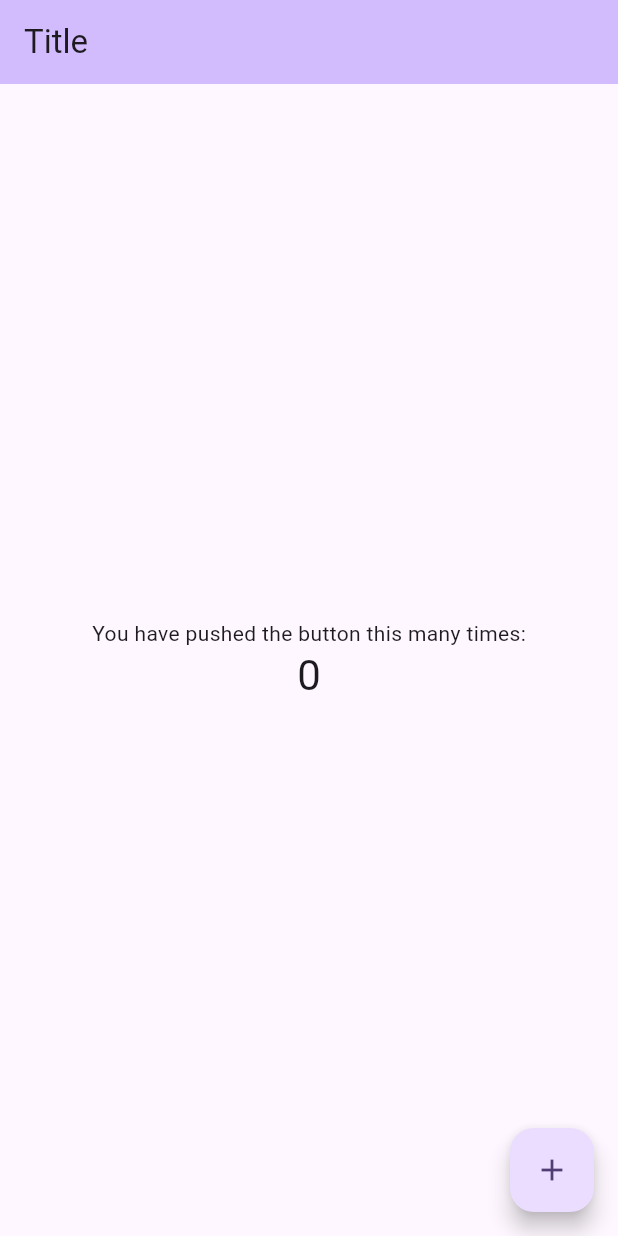
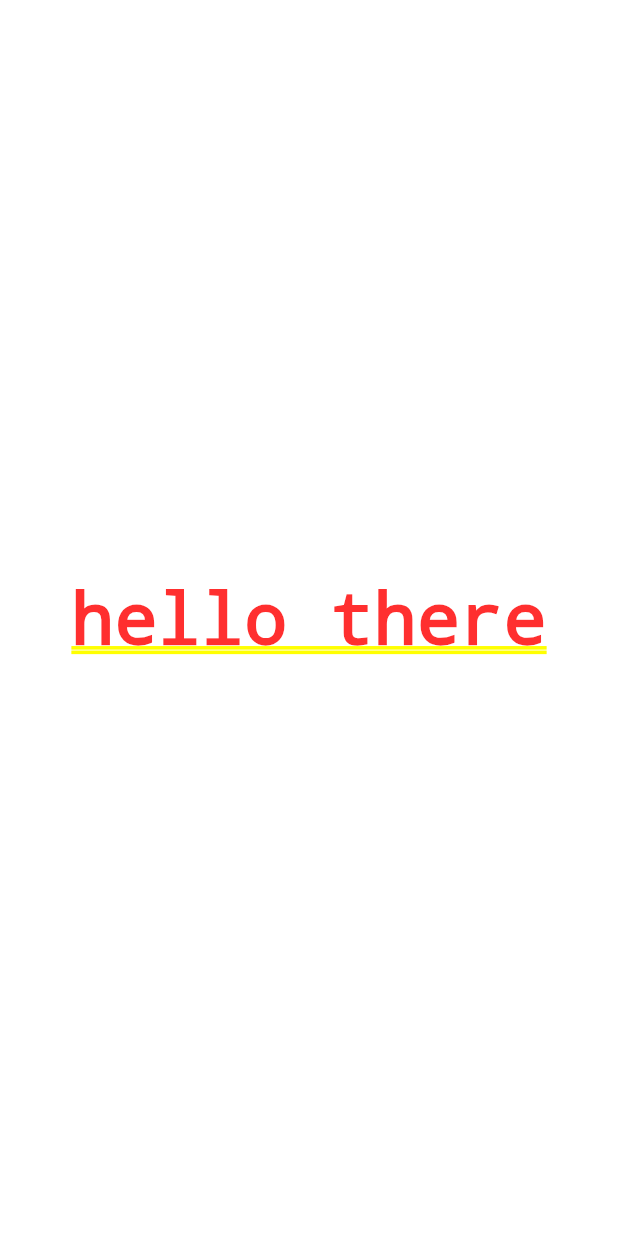
Before and after one commit to riddick-boss/flover_ai, a Flutter app: the screen it shows after launch, on a phone screen of 412 x 824 dp. Run offline on Flutter 3.47's test engine with Material 3 defaults, Android fonts, the phone set to English and light mode, and no system bars; our stand-ins replace flutter_bloc, get_it, go_router, injectable; generated files the repository leaves out were written again.

Commit message:
feat: camera screen setup

```diff
--- a/lib/domain/navigation/nav_configurator.dart
+++ b/lib/domain/navigation/nav_configurator.dart
@@ -1,16 +1,14 @@
 import 'package:go_router/go_router.dart';
 
-import '../../main.dart';
+import '../../feature/camera/camera_screen.dart';
 import 'nav_route.dart';
 
 class NavConfigurator {
-  static GoRouter router = GoRouter(
-    initialLocation: NavRoute.camera.path,
-    routes: <RouteBase>[
-      GoRoute(
-        path: NavRoute.camera.path,
-        builder: (context, state) => const MyHomePage(title: 'Title',),
-        )
-    ]
-  );
+  static GoRouter router =
+      GoRouter(initialLocation: NavRoute.camera.path, routes: <RouteBase>[
+    GoRoute(
+      path: NavRoute.camera.path,
+      builder: (context, state) => const CameraScreen(),
+    )
+  ]);
 }
--- /dev/null
+++ b/lib/feature/camera/camera_screen.dart
@@ -0,0 +1,12 @@
+import 'package:flutter/material.dart';
+
+class CameraScreen extends StatelessWidget {
+  const CameraScreen({super.key});
+
+  @override
+  Widget build(BuildContext context) {
+    return const Center(
+      child: Text('hello there'),
+    );
+  }
+}
--- /dev/null
+++ b/lib/feature/camera/cubit/camera_permission_cubit.dart
@@ -0,0 +1,7 @@
+import 'package:flutter_bloc/flutter_bloc.dart';
+
+part 'camera_permission_state.dart';
+
+class CameraPermissionCubit extends Cubit<CameraPermissionState> {
+  CameraPermissionCubit() : super(CameraPermissionDenied());
+}
--- /dev/null
+++ b/lib/feature/camera/cubit/camera_permission_state.dart
@@ -0,0 +1,7 @@
+part of 'camera_permission_cubit.dart';
+
+sealed class CameraPermissionState {}
+
+final class CameraPermissionGranted extends CameraPermissionState {}
+
+final class CameraPermissionDenied extends CameraPermissionState {}
--- a/lib/main.dart
+++ b/lib/main.dart
@@ -23,91 +23,3 @@ class MyApp extends StatelessWidget {
     );
   }
 }
-
-class MyHomePage extends StatefulWidget {
-  const MyHomePage({super.key, required this.title});
-
-  // This widget is the home page of your application. It is stateful, meaning
-  // that it has a State object (defined below) that contains fields that affect
-  // how it looks.
-
-  // This class is the configuration for the state. It holds the values (in this
-  // case the title) provided by the parent (in this case the App widget) and
-  // used by the build method of the State. Fields in a Widget subclass are
-  // always marked "final".
-
-  final String title;
-
-  @override
-  State<MyHomePage> createState() => _MyHomePageState();
-}
-
-class _MyHomePageState extends State<MyHomePage> {
-  int _counter = 0;
-
-  void _incrementCounter() {
-    setState(() {
-      // This call to setState tells the Flutter framework that something has
-      // changed in this State, which causes it to rerun the build method below
-      // so that the display can reflect the updated values. If we changed
-      // _counter without calling setState(), then the build method would not be
-      // called again, and so nothing would appear to happen.
-      _counter++;
-    });
-  }
-
-  @override
-  Widget build(BuildContext context) {
-    // This method is rerun every time setState is called, for instance as done
-    // by the _incrementCounter method above.
-    //
-    // The Flutter framework has been optimized to make rerunning build methods
-    // fast, so that you can just rebuild anything that needs updating rather
-    // than having to individually change instances of widgets.
-    return Scaffold(
-      appBar: AppBar(
-        // TRY THIS: Try changing the color here to a specific color (to
-        // Colors.amber, perhaps?) and trigger a hot reload to see the AppBar
-        // change color while the other colors stay the same.
-        backgroundColor: Theme.of(context).colorScheme.inversePrimary,
-        // Here we take the value from the MyHomePage object that was created by
-        // the App.build method, and use it to set our appbar title.
-        title: Text(widget.title),
-      ),
-      body: Center(
-        // Center is a layout widget. It takes a single child and positions it
-        // in the middle of the parent.
-        child: Column(
-          // Column is also a layout widget. It takes a list of children and
-          // arranges them vertically. By default, it sizes itself to fit its
-          // children horizontally, and tries to be as tall as its parent.
-          //
-          // Column has various properties to control how it sizes itself and
-          // how it positions its children. Here we use mainAxisAlignment to
-          // center the children vertically; the main axis here is the vertical
-          // axis because Columns are vertical (the cross axis would be
-          // horizontal).
-          //
-          // TRY THIS: Invoke "debug painting" (choose the "Toggle Debug Paint"
-          // action in the IDE, or press "p" in the console), to see the
-          // wireframe for each widget.
-          mainAxisAlignment: MainAxisAlignment.center,
-          children: <Widget>[
-            const Text(
-              'You have pushed the button this many times:',
-            ),
-            Text(
-              '$_counter',
-              style: Theme.of(context).textTheme.headlineMedium,
-            ),
-          ],
-        ),
-      ),
-      floatingActionButton: FloatingActionButton(
-        onPressed: _incrementCounter,
-        tooltip: 'Increment',
-        child: const Icon(Icons.add),
-      ), // This trailing comma makes auto-formatting nicer for build methods.
-    );
-  }
-}
```
